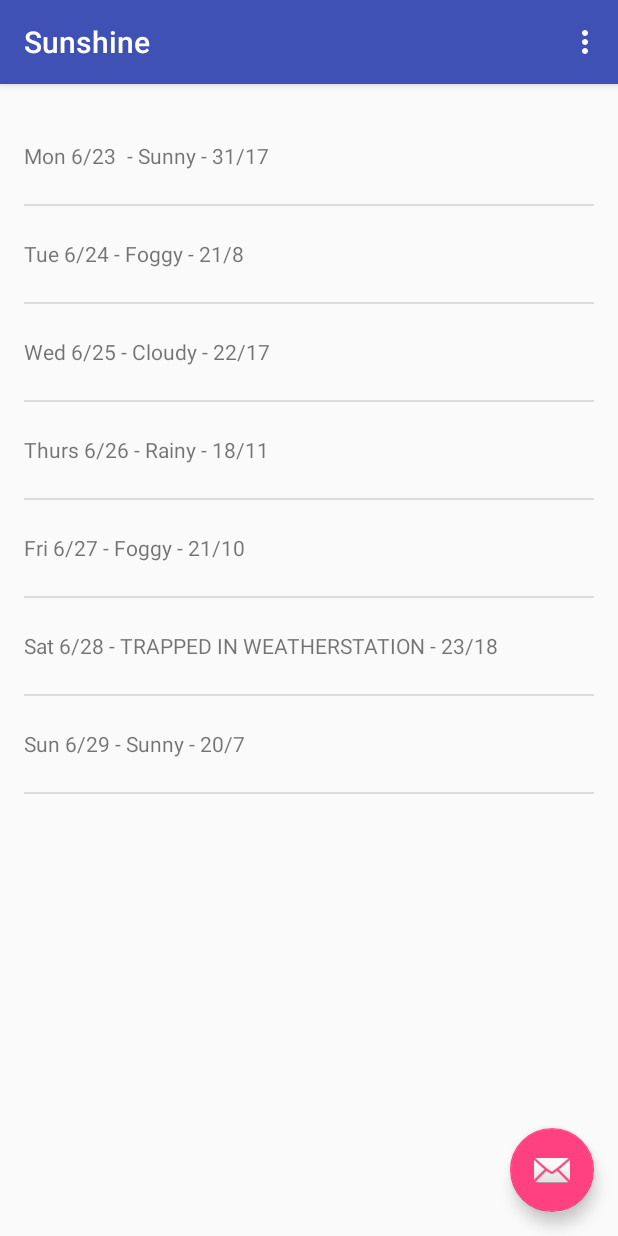
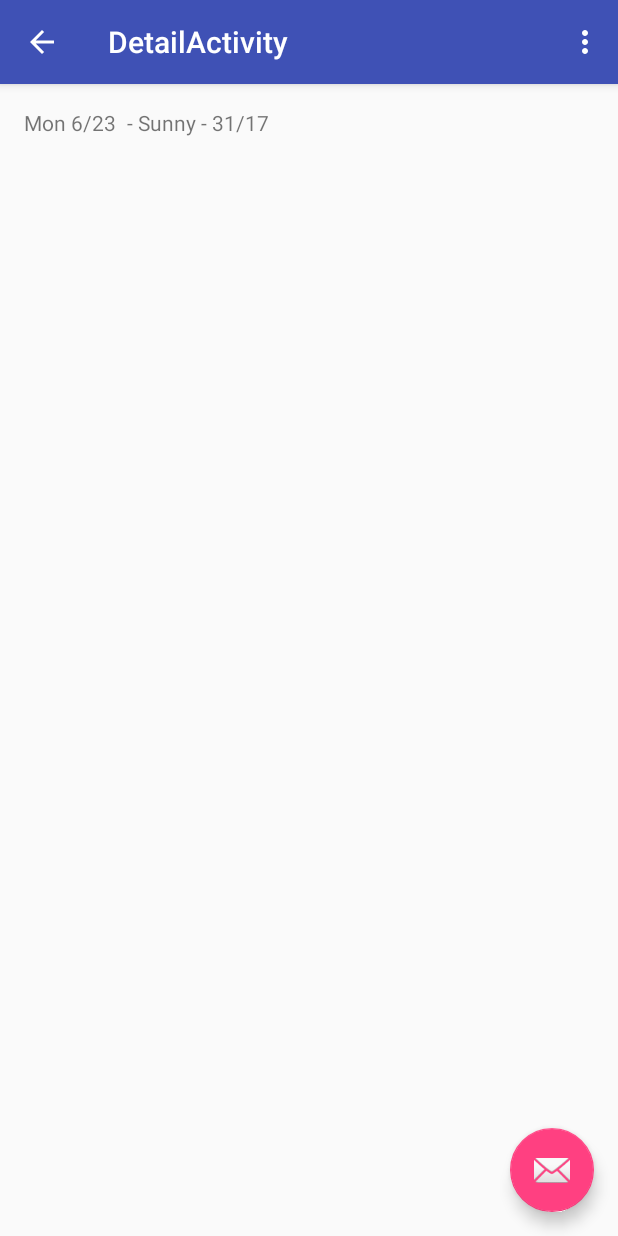
Before and after one commit to peoplespk/sunshine, an Android app: the screen it shows after launch (MainActivity before the commit, DetailActivity after it), after a tap on an icon or button, on a phone screen of 412 x 824 dp. Run offline under Robolectric (Android 15) with nearby library versions, the phone set to English and light mode, and no system bars.

Commit message:
Adds back menu and detail activity

```diff
--- a/app/src/main/java/com/android/serverwarrior/sunshine/DetailActivity.java
+++ b/app/src/main/java/com/android/serverwarrior/sunshine/DetailActivity.java
@@ -5,6 +5,8 @@ import android.support.design.widget.FloatingActionButton;
 import android.support.design.widget.Snackbar;
 import android.support.v7.app.AppCompatActivity;
 import android.support.v7.widget.Toolbar;
+import android.view.Menu;
+import android.view.MenuItem;
 import android.view.View;
 
 public class DetailActivity extends AppCompatActivity {
@@ -13,6 +15,11 @@ public class DetailActivity extends AppCompatActivity {
     protected void onCreate(Bundle savedInstanceState) {
         super.onCreate(savedInstanceState);
         setContentView(R.layout.activity_detail);
+  /*      if (savedInstanceState == null) {
+            getSupportFragmentManager().beginTransaction()
+                    .add(R.id.fragment, new PlaceholderFragment())
+                    .commit();
+        }*/
         Toolbar toolbar = (Toolbar) findViewById(R.id.toolbar);
         setSupportActionBar(toolbar);
 
@@ -27,4 +34,20 @@ public class DetailActivity extends AppCompatActivity {
         getSupportActionBar().setDisplayHomeAsUpEnabled(true);
     }
 
+    @Override
+    public boolean onCreateOptionsMenu(Menu menu) {
+        //return super.onCreateOptionsMenu(menu);
+        getMenuInflater().inflate(R.menu.detail, menu);
+        return true;
+    }
+
+    @Override
+    public boolean onOptionsItemSelected(MenuItem item) {
+        int id = item.getItemId();
+
+        if(id == R.id.action_settings){
+            return true;
+        }
+        return super.onOptionsItemSelected(item);
+    }
 }
--- a/app/src/main/java/com/android/serverwarrior/sunshine/ForecastFragment.java
+++ b/app/src/main/java/com/android/serverwarrior/sunshine/ForecastFragment.java
@@ -1,5 +1,6 @@
 package com.android.serverwarrior.sunshine;
 
+import android.content.Intent;
 import android.net.Uri;
 import android.os.AsyncTask;
 import android.os.Bundle;
@@ -15,7 +16,6 @@ import android.view.ViewGroup;
 import android.widget.AdapterView;
 import android.widget.ArrayAdapter;
 import android.widget.ListView;
-import android.widget.Toast;
 
 import org.json.JSONArray;
 import org.json.JSONException;
@@ -83,7 +83,9 @@ public class ForecastFragment extends Fragment {
             @Override
             public void onItemClick(AdapterView<?> parent, View view, int position, long id) {
                 String forecast = mForecastAdapter.getItem(position);
-                Toast.makeText(getActivity(), forecast, Toast.LENGTH_SHORT).show();
+                //Toast.makeText(getActivity(), forecast, Toast.LENGTH_SHORT).show();
+                Intent intent = new Intent(getActivity(), DetailActivity.class).putExtra(Intent.EXTRA_TEXT, forecast);
+                startActivity(intent);
             }
         });
         return rootView;
--- /dev/null
+++ b/app/src/main/java/com/android/serverwarrior/sunshine/PlaceholderFragment.java
@@ -0,0 +1,32 @@
+package com.android.serverwarrior.sunshine;
+
+import android.content.Intent;
+import android.os.Bundle;
+import android.support.v4.app.Fragment;
+import android.view.LayoutInflater;
+import android.view.View;
+import android.view.ViewGroup;
+import android.widget.TextView;
+
+/**
+ * A placeholder fragment containing a simple view.
+ */
+public class PlaceholderFragment extends Fragment {
+
+    public PlaceholderFragment() {
+    }
+
+    @Override
+    public View onCreateView(LayoutInflater inflater, ViewGroup container,
+                             Bundle savedInstanceState) {
+        Intent intent = getActivity().getIntent();
+        View rootView = inflater.inflate(R.layout.fragment_detail, container, false);
+        if(intent != null && intent.hasExtra(Intent.EXTRA_TEXT)){
+            String forecastStr = intent.getStringExtra(Intent.EXTRA_TEXT);
+            ((TextView) rootView.findViewById(R.id.detail_text)).setText(forecastStr);
+
+        }
+        return rootView;
+
+    }
+}
--- a/app/src/main/res/layout/content_detail.xml
+++ b/app/src/main/res/layout/content_detail.xml
@@ -2,7 +2,7 @@
     xmlns:app="http://schemas.android.com/apk/res-auto"
     xmlns:tools="http://schemas.android.com/tools"
     android:id="@+id/fragment"
-    android:name="com.android.serverwarrior.sunshine.DetailActivityFragment"
+    android:name="com.android.serverwarrior.sunshine.PlaceholderFragment"
     android:layout_width="match_parent"
     android:layout_height="match_parent"
     app:layout_behavior="@string/appbar_scrolling_view_behavior"
--- a/app/src/main/res/layout/fragment_detail.xml
+++ b/app/src/main/res/layout/fragment_detail.xml
@@ -6,8 +6,14 @@
     android:paddingLeft="@dimen/activity_horizontal_margin"
     android:paddingRight="@dimen/activity_horizontal_margin"
     android:paddingTop="@dimen/activity_vertical_margin"
-    tools:context="com.android.serverwarrior.sunshine.DetailActivityFragment"
+    tools:context=".PlaceholderFragment"
     tools:showIn="@layout/activity_detail">
 
 
+    <TextView
+        android:layout_height="wrap_content"
+        android:layout_width="wrap_content"
+        android:text="Hello World!"
+        android:id="@+id/detail_text"
+        />
 </RelativeLayout>
```
Also changed, not shown: app/src/main/java/com/android/serverwarrior/sunshine/DetailActivityFragment.java (deleted, +0 -22 lines).
